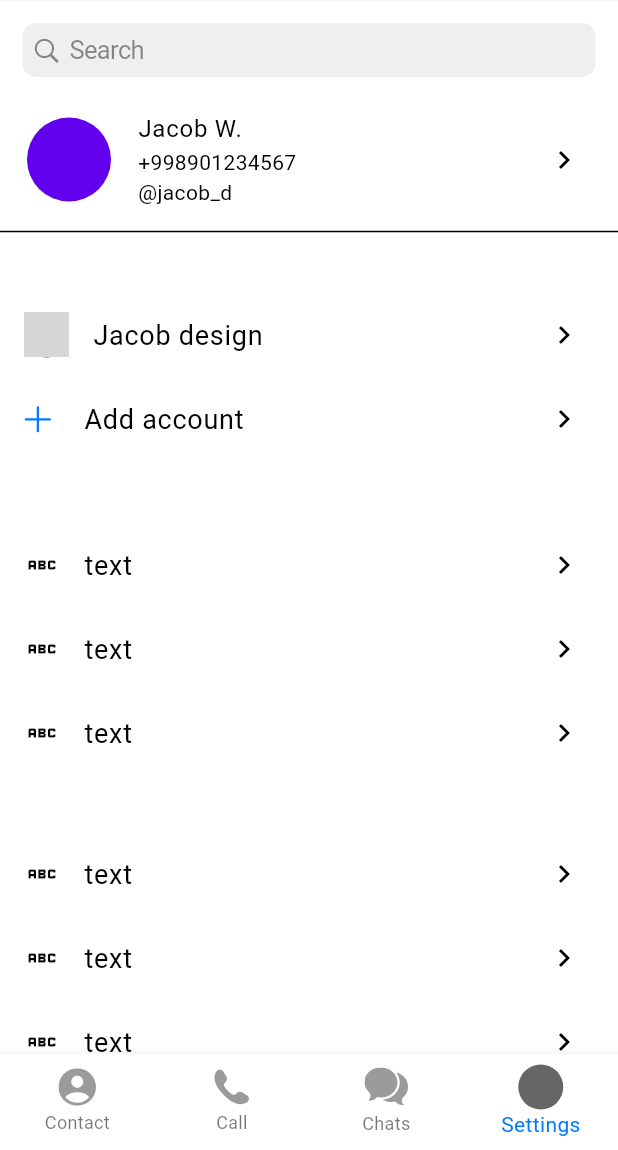
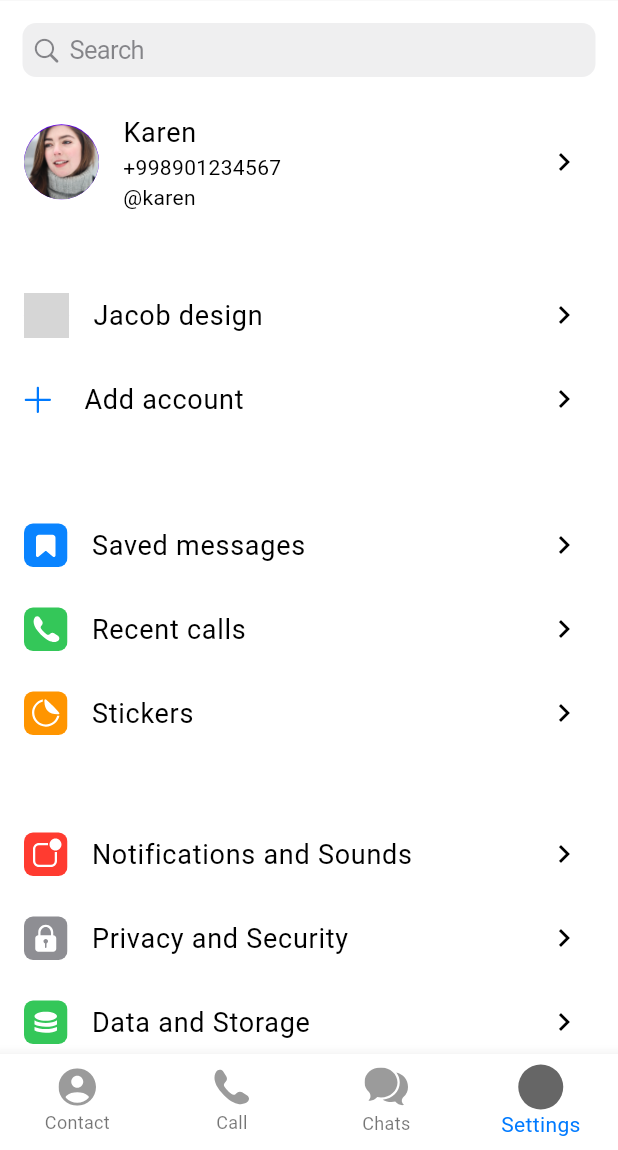
Before and after one commit to ilyosyusuf/telegramUI, a Flutter app: the MainView screen opened by its route, item 4 of the bottom bar chosen, on a phone screen of 412 x 824 dp, the part 86-1236 px from its top. Run offline on Flutter 3.47's test engine with Material 2 defaults, Android fonts, the phone set to English and light mode, and no system bars; our stand-ins replace bloc, flutter_bloc, flutter_slidable, flutter_svg, intl_phone_number_input; network calls fail; grey boxes are pictures that could not be loaded.

Commit message:
setting page was updated

```diff
--- a/lib/screens/mainview/cubit/main_cubit.dart
+++ b/lib/screens/mainview/cubit/main_cubit.dart
@@ -1,6 +1,8 @@
 import 'dart:convert';
+import 'dart:math';
 
 import 'package:bloc/bloc.dart';
+import 'package:flutter_svg/flutter_svg.dart';
 import 'package:telegram/screens/mainview/state/main_state.dart';
 import 'package:flutter/services.dart' as bundle;
 
@@ -9,6 +11,9 @@ class MainCubit extends Cubit<MainState> {
 
   List usersList = [];
 
+  Map _randomuser = {};
+  get randomuser => _randomuser;
+
   Future getUsers() async {
     final data = await bundle.rootBundle.loadString('lib/core/mock/users.json');
     usersList = jsonDecode(data) as List;
@@ -16,6 +21,7 @@ class MainCubit extends Cubit<MainState> {
     print(usersList);
     // emit(ChatState());
     // emit(ContactState());
+    _randomuser = usersList[Random().nextInt(usersList.length)];
     emit(CallState());
     return usersList;
   }
@@ -34,6 +40,25 @@ class MainCubit extends Cubit<MainState> {
       emit(SettingState());
     }
   }
+
+  List firsthree = [
+    SvgPicture.asset('assets/images/settingimages/saved.svg'),
+    SvgPicture.asset('assets/images/settingimages/recentcalls.svg'),
+    SvgPicture.asset('assets/images/settingimages/stickers.svg')
+  ];
+  List secondfour = [
+    SvgPicture.asset('assets/images/settingimages/notification.svg'),
+    SvgPicture.asset('assets/images/settingimages/privacy.svg'),
+    SvgPicture.asset('assets/images/settingimages/data.svg'),
+    SvgPicture.asset('assets/images/settingimages/appearance.svg')
+  ];
+  List firsthreetext = ['Saved messages', 'Recent calls', 'Stickers'];
+  List secondfourtext = [
+    'Notifications and Sounds',
+    'Privacy and Security',
+    'Data and Storage',
+    'Appearance'
+  ];
 
   // bools for notification page
   bool allAccounts = true;
--- a/lib/screens/pages/settings/pages/settings_view.dart
+++ b/lib/screens/pages/settings/pages/settings_view.dart
@@ -7,6 +7,7 @@ import 'package:telegram/core/constants/font/font_style.dart';
 import 'package:telegram/core/extensions/context_extension.dart';
 import 'package:telegram/screens/mainview/cubit/main_cubit.dart';
 import 'package:telegram/screens/pages/chats/widgets/chat_list_tile_widget.dart';
+import 'package:telegram/screens/pages/settings/widgets/settings_chat_listtile_widget.dart';
 import 'package:telegram/screens/pages/settings/widgets/settings_list_tile_widget.dart';
 import 'package:telegram/widgets/appbarwidget/appbarwidget.dart';
 import 'package:telegram/widgets/listtilewidget/list_tile_widget.dart';
@@ -43,19 +44,8 @@ class SettingsView extends StatelessWidget {
                       padding: EdgeInsets.all(15.0),
                       child: CupertinoSearchTextField(),
                     ),
-                    ListTileWidget(
-                      leading: CircleAvatar(
-                        radius: 30,
-                      ),
-                      title: Text("Jacob W."),
-                      subtitle: Column(
-                        crossAxisAlignment: CrossAxisAlignment.start,
-                        children: [
-                          Text("+998901234567"),
-                          Text("@jacob_d")
-                        ],
-                      ),
-                      trailing: Icon(Icons.chevron_right_outlined),
+                    SettingChatListileWidgets(
+                      user: context.watch<MainCubit>().randomuser,
                     ),
                     SizedBox(height: context.h * 0.04),
                     const SettingListtileWidget(
@@ -65,7 +55,8 @@ class SettingsView extends StatelessWidget {
                             radius: 15.0),
                         text: 'Jacob design'),
                     SettingListtileWidget(
-                        icon: SvgPicture.asset('assets/icons/plus.svg'), text: 'Add account'),
+                        icon: SvgPicture.asset('assets/icons/plus.svg'),
+                        text: 'Add account'),
                     SizedBox(
                       height: context.h * 0.05,
                     ),
@@ -73,12 +64,12 @@ class SettingsView extends StatelessWidget {
                       height: context.h * 0.2,
                       child: ListView.builder(
                           physics: const NeverScrollableScrollPhysics(),
-                          itemCount: 3,
+                          itemCount:
+                              context.watch<MainCubit>().firsthree.length,
                           itemBuilder: (context, i) {
                             return SettingListtileWidget(
-                              icon: Icon(Icons.abc),
-
-                              text: "text",
+                              icon: context.watch<MainCubit>().firsthree[i],
+                              text: context.watch<MainCubit>().firsthreetext[i],
                             );
                           }),
                     ),
@@ -89,26 +80,34 @@ class SettingsView extends StatelessWidget {
                       height: context.h * 0.3,
                       child: ListView.builder(
                           physics: const NeverScrollableScrollPhysics(),
-                          itemCount: 4,
+                          itemCount:
+                              context.watch<MainCubit>().secondfour.length,
                           itemBuilder: (context, i) {
                             return InkWell(
                               child: SettingListtileWidget(
-                                  icon: Icon(Icons.abc),
-                                  text:
-                                    "text",
+                                  icon:
+                                      context.watch<MainCubit>().secondfour[i],
 
-                                  ),
-                                onTap: (){
-                                  if(i == 0){
-                                    NavigationService.instance.pushNamed('/notifications');
-                                  } else if(i == 1){
-                                    NavigationService.instance.pushNamed('/privacy');
-                                  }else if(i == 2){
-                                    NavigationService.instance.pushNamed('/datastorage');
-                                  }else if(i == 3){
-                                    NavigationService.instance.pushNamed('/appearanceview');
-                                  }
-                                },
+                                  // text:
+                                  // "text",
+                                  text: context
+                                      .watch<MainCubit>()
+                                      .secondfourtext[i]),
+                              onTap: () {
+                                if (i == 0) {
+                                  NavigationService.instance
+                                      .pushNamed('/notifications');
+                                } else if (i == 1) {
+                                  NavigationService.instance
+                                      .pushNamed('/privacy');
+                                } else if (i == 2) {
+                                  NavigationService.instance
+                                      .pushNamed('/datastorage');
+                                } else if (i == 3) {
+                                  NavigationService.instance
+                                      .pushNamed('/appearanceview');
+                                }
+                              },
                             );
                           }),
                     )
--- /dev/null
+++ b/lib/screens/pages/settings/widgets/settings_chat_listtile_widget.dart
@@ -0,0 +1,32 @@
+import 'package:flutter/cupertino.dart';
+import 'package:flutter/material.dart';
+import 'package:telegram/core/constants/font/font_style.dart';
+
+class SettingChatListileWidgets extends StatelessWidget {
+  final Map user;
+  const SettingChatListileWidgets({required this.user, Key? key})
+      : super(key: key);
+
+  @override
+  Widget build(BuildContext context) {
+    return Container(
+      color: CupertinoColors.white,
+      alignment: Alignment.center,
+      child: ListTile(
+          leading: CircleAvatar(
+            radius: 25,
+            backgroundImage: AssetImage(user['image_url']),
+          ),
+          title: Text(
+            user['name'],
+            style: FStyles.headline4sbold,
+          ),
+          subtitle: Column(
+            mainAxisAlignment: MainAxisAlignment.spaceAround,
+            crossAxisAlignment: CrossAxisAlignment.start,
+            children: [Text(user['main_number']), Text(user['username'])],
+          ),
+          trailing: Icon(Icons.chevron_right_outlined)),
+    );
+  }
+}
--- a/pubspec.yaml
+++ b/pubspec.yaml
@@ -67,6 +67,7 @@ flutter:
     - assets/images/
     - assets/images/userimages/
     - assets/images/tgimages/
+    - assets/images/settingimages/
     - assets/icons/
     - lib/core/mock/
   #   - images/a_dot_ham.jpeg
```
Also changed, not shown: assets/images/settingimages/appearance.svg (added), assets/images/settingimages/data.svg (added), assets/images/settingimages/notification.svg (added), assets/images/settingimages/privacy.svg (added), assets/images/settingimages/recentcalls.svg (added), assets/images/settingimages/saved.svg (added), assets/images/settingimages/stickers.svg (added).
